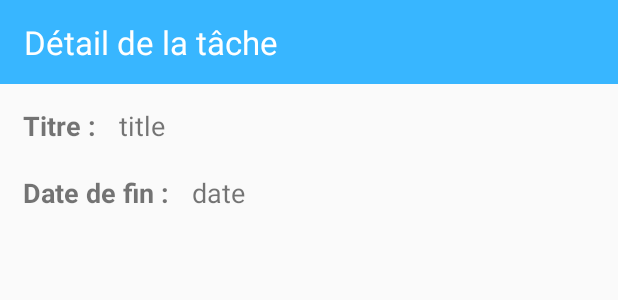
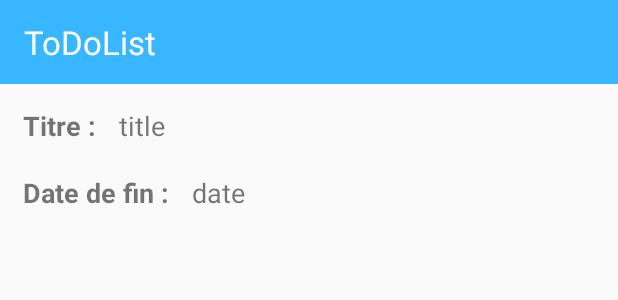
Before and after one commit to cyan974/ToDoList_SA, an Android app: the layout activity_detail_todo.xml on its own in the app's theme, with its tools: preview values and no code run, on a phone screen of 412 x 824 dp. Shown: the top 300 px of the screen. Run offline under Robolectric (Android 15) with nearby library versions, the phone set to English and light mode, and no system bars.

Commit message:
Maj toolbar

```diff
--- a/app/src/main/java/com/example/todolist_sa/AddToDoActivity.java
+++ b/app/src/main/java/com/example/todolist_sa/AddToDoActivity.java
@@ -17,6 +17,7 @@ import android.widget.TextView;
 
 
 import androidx.annotation.RequiresApi;
+import androidx.appcompat.widget.Toolbar;
 
 import com.example.todolist_sa.DTO.ToDo;
 import com.example.todolist_sa.sqlite.DbHelper;
@@ -46,6 +47,11 @@ public class AddToDoActivity extends Activity {
         setTheme(R.style.AppTheme);
         super.onCreate(savedInstanceState);
         setContentView(R.layout.activity_add_todo);
+
+        // Toolbar - modifier le titre de la vue
+        Toolbar toolbar = findViewById(R.id.toolbar);
+        TextView title = toolbar.findViewById(R.id.lbl_title);
+        title.setText("Ajout d'une tâche");
 
         edtTitre = findViewById(R.id.edtTitre);
         txtDate = findViewById(R.id.txtDate);
--- a/app/src/main/java/com/example/todolist_sa/ViewToDoActivity.java
+++ b/app/src/main/java/com/example/todolist_sa/ViewToDoActivity.java
@@ -8,6 +8,7 @@ import android.widget.ListView;
 import android.widget.TextView;
 
 import androidx.annotation.RequiresApi;
+import androidx.appcompat.widget.Toolbar;
 
 import com.example.todolist_sa.DTO.ToDo;
 import com.example.todolist_sa.sqlite.DbHelper;
@@ -26,6 +27,11 @@ public class ViewToDoActivity extends Activity {
         super.onCreate(savedInstanceState);
         setContentView(R.layout.activity_detail_todo);
 
+        // Toolbar - modifier le titre de la vue
+        Toolbar toolbar = findViewById(R.id.toolbar);
+        TextView title = toolbar.findViewById(R.id.lbl_title);
+        title.setText("Détail de la tâche");
+
         dbHelper = new DbHelper(this);
 
         // Liens avec les différents TextView et ListView de la vue
--- a/app/src/main/res/layout/activity_add_todo.xml
+++ b/app/src/main/res/layout/activity_add_todo.xml
@@ -9,7 +9,7 @@
 
     <include
         android:id="@+id/toolbar"
-        layout="@layout/toolbar_add_todo" />
+        layout="@layout/toolbar_app" />
 
     <EditText
         android:id="@+id/edtTitre"
--- a/app/src/main/res/layout/activity_detail_todo.xml
+++ b/app/src/main/res/layout/activity_detail_todo.xml
@@ -2,12 +2,13 @@
 <androidx.constraintlayout.widget.ConstraintLayout
     xmlns:android="http://schemas.android.com/apk/res/android"
     xmlns:app="http://schemas.android.com/apk/res-auto"
+    xmlns:tools="http://schemas.android.com/tools"
     android:layout_width="match_parent"
     android:layout_height="match_parent">
 
     <include
         android:id="@+id/toolbar"
-        layout="@layout/toolbar_detail_todo" />
+        layout="@layout/toolbar_app" />
 
     <TextView
         android:id="@+id/lblTitle"
--- a/app/src/main/res/layout/activity_main.xml
+++ b/app/src/main/res/layout/activity_main.xml
@@ -8,7 +8,7 @@
 
     <include
         android:id="@+id/toolbar"
-        layout="@layout/toolbar_main" />
+        layout="@layout/toolbar_app" />
 
     <ListView
         android:id="@+id/list_todo"
--- a/app/src/main/res/layout/toolbar_main.xml
+++ b/app/src/main/res/layout/toolbar_app.xml
@@ -1,12 +1,12 @@
 <?xml version="1.0" encoding="utf-8"?>
-<androidx.appcompat.widget.Toolbar
-    xmlns:android="http://schemas.android.com/apk/res/android"
+<androidx.appcompat.widget.Toolbar xmlns:android="http://schemas.android.com/apk/res/android"
     xmlns:App="http://schemas.android.com/apk/res-auto"
+    xmlns:tools="http://schemas.android.com/tools"
     android:id="@+id/toolbar"
     android:layout_width="match_parent"
-    App:theme="@style/AppTheme"
     android:layout_height="56dp"
-    android:background="@color/colorPrimary">
+    android:background="@color/colorPrimary"
+    App:theme="@style/AppTheme">
 
     <TextView
         android:id="@+id/lbl_title"
--- a/app/src/main/res/layout/toolbar_detail_todo.xml
+++ /dev/null
@@ -1,19 +0,0 @@
-<?xml version="1.0" encoding="utf-8"?>
-<androidx.appcompat.widget.Toolbar
-    xmlns:android="http://schemas.android.com/apk/res/android"
-    xmlns:App="http://schemas.android.com/apk/res-auto"
-    android:id="@+id/toolbar"
-    android:layout_width="match_parent"
-    App:theme="@style/AppTheme"
-    android:layout_height="56dp"
-    android:background="@color/colorPrimary">
-
-    <TextView
-        android:id="@+id/lbl_title"
-        android:layout_width="wrap_content"
-        android:layout_height="wrap_content"
-        android:text="Détail de la tâche"
-        android:textColor="@color/colorWhite"
-        android:textSize="22sp" />
-
-</androidx.appcompat.widget.Toolbar>
```
Also changed, not shown: app/src/main/res/layout/toolbar_add_todo.xml (deleted, +0 -19 lines).
